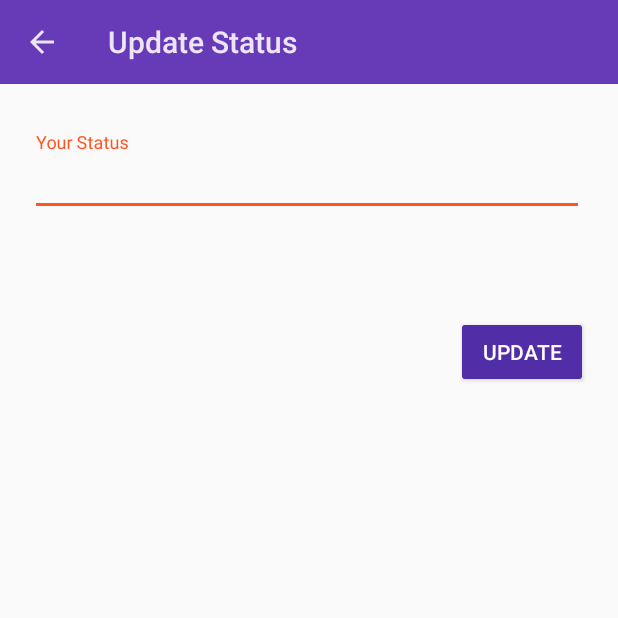
After one commit to emonmeena/lapit, an Android app: the StatusActivity screen opened directly, with no data from a screen before it, on a phone screen of 412 x 824 dp, the top half of it. The commit adds this screen. Run offline under Robolectric (Android 15) with nearby library versions, the phone set to English and light mode, and no system bars; our stand-ins replace Firebase (no records; nobody signed in at launch, a user with empty details on screens opened directly).

Commit message:
Add a Change status feature

```diff
--- a/app/src/main/java/com/example/android/lapitchat/RegisterActivity.java
+++ b/app/src/main/java/com/example/android/lapitchat/RegisterActivity.java
@@ -44,7 +44,7 @@ public class RegisterActivity extends AppCompatActivity {
         super.onCreate(savedInstanceState);
         setContentView(R.layout.activity_register);
 
-//        Toolbar Set
+    //  Toolbar Set
         mToolbar = (Toolbar) findViewById(R.id.login_toolbar);
         setSupportActionBar(mToolbar);
         getSupportActionBar().setTitle("Create Account");
--- /dev/null
+++ b/app/src/main/java/com/example/android/lapitchat/StatusActivity.java
@@ -0,0 +1,90 @@
+package com.example.android.lapitchat;
+
+import androidx.annotation.NonNull;
+import androidx.appcompat.app.AppCompatActivity;
+import androidx.appcompat.widget.Toolbar;
+
+import android.app.ProgressDialog;
+import android.content.Intent;
+import android.os.Bundle;
+import android.view.View;
+import android.widget.Button;
+
+import com.google.android.gms.tasks.OnCompleteListener;
+import com.google.android.gms.tasks.Task;
+import com.google.android.material.textfield.TextInputEditText;
+import com.google.firebase.auth.FirebaseAuth;
+import com.google.firebase.auth.FirebaseUser;
+import com.google.firebase.database.DatabaseReference;
+import com.google.firebase.database.FirebaseDatabase;
+
+public class StatusActivity extends AppCompatActivity {
+
+    //Progress Dialog
+    private ProgressDialog mStatusProgress;
+
+    //Get Toolbar
+    private androidx.appcompat.widget.Toolbar mToolbar;
+
+    //Button
+    private Button mUpdateStatus;
+    private TextInputEditText newStatus;
+
+    //FirebaseDatabase
+    private DatabaseReference mDatabase;
+
+    @Override
+    protected void onCreate(Bundle savedInstanceState) {
+        super.onCreate(savedInstanceState);
+        setContentView(R.layout.activity_status);
+
+        //Set Toolbar
+        mToolbar = (Toolbar) findViewById(R.id.settings_toolbar);
+        setSupportActionBar(mToolbar);
+        getSupportActionBar().setTitle("Update Status");
+        getSupportActionBar().setDisplayHomeAsUpEnabled(true);
+
+        String status_value = getIntent().getStringExtra("status_value");   //Receives existing status. Here "status_value  is key
+
+        //Declare Progress
+        mStatusProgress = new ProgressDialog(this);
+
+        mUpdateStatus = (Button) findViewById(R.id.status_update_btn);
+        newStatus = (TextInputEditText) findViewById(R.id.status_input);
+
+        newStatus.setText(status_value);
+
+        //FirebaseDatabase and current_user
+        FirebaseUser current_user = FirebaseAuth.getInstance().getCurrentUser();
+        String uid = current_user.getUid();
+        mDatabase = FirebaseDatabase.getInstance().getReference().child("Users").child(uid).child("status");
+
+        //Event Listener on Button
+        mUpdateStatus.setOnClickListener(new View.OnClickListener() {
+            @Override
+            public void onClick(View v) {
+                String updatedStatus = newStatus.getText().toString();
+
+                mStatusProgress.setTitle("Updating Status");
+                mStatusProgress.setMessage("Please wait while we change your status");
+                mStatusProgress.setCanceledOnTouchOutside(false);
+                mStatusProgress.show();
+
+                mDatabase.setValue(updatedStatus).addOnCompleteListener(new OnCompleteListener<Void>() {
+                    @Override
+                    public void onComplete(@NonNull Task<Void> task) {
+                        if(task.isSuccessful()){
+                            mStatusProgress.dismiss();
+
+                            Intent status_changed = new Intent(StatusActivity.this, SettingsActivity.class);
+                            status_changed.addFlags(Intent.FLAG_ACTIVITY_NEW_TASK | Intent.FLAG_ACTIVITY_CLEAR_TASK);
+                            startActivity(status_changed);
+                            finish();
+                        }
+                    }
+                });
+            }
+        });
+
+    }
+}
--- a/app/src/main/res/layout/activity_settings.xml
+++ b/app/src/main/res/layout/activity_settings.xml
@@ -47,7 +47,7 @@
         android:text="@string/hi_there_i_m_using_lapit_chat_app"
         android:textAlignment="center"
         android:textColor="@android:color/white"
-        android:textSize="24sp"
+        android:textSize="18sp"
         app:layout_constraintEnd_toEndOf="parent"
         app:layout_constraintStart_toStartOf="parent"
         app:layout_constraintTop_toBottomOf="@+id/settings_display_name" />
@@ -59,7 +59,7 @@
         android:layout_marginStart="116dp"
         android:layout_marginTop="112dp"
         android:layout_marginEnd="110dp"
-        android:text="@string/change_image"
+        android:text="@string/new_profile_picture"
         android:textColor="@color/colorPrimaryDark"
         app:layout_constraintEnd_toEndOf="parent"
         app:layout_constraintStart_toStartOf="parent"
--- /dev/null
+++ b/app/src/main/res/layout/activity_status.xml
@@ -0,0 +1,50 @@
+<?xml version="1.0" encoding="utf-8"?>
+<androidx.constraintlayout.widget.ConstraintLayout xmlns:android="http://schemas.android.com/apk/res/android"
+    xmlns:app="http://schemas.android.com/apk/res-auto"
+    xmlns:tools="http://schemas.android.com/tools"
+    android:layout_width="match_parent"
+    android:layout_height="match_parent"
+    tools:context=".StatusActivity">
+
+    <include
+        android:id="@+id/settings_toolbar"
+        layout="@layout/app_bar_layout" />
+
+    <com.google.android.material.textfield.TextInputLayout
+        android:id="@+id/textInputLayout"
+        android:layout_width="409dp"
+        android:layout_height="wrap_content"
+        android:layout_marginTop="32dp"
+        app:layout_constraintEnd_toEndOf="parent"
+        app:layout_constraintHorizontal_bias="0.0"
+        app:layout_constraintStart_toStartOf="parent"
+        app:layout_constraintTop_toBottomOf="@+id/settings_toolbar">
+
+        <com.google.android.material.textfield.TextInputEditText
+            android:id="@+id/status_input"
+            android:layout_width="match_parent"
+            android:layout_height="wrap_content"
+            android:layout_marginStart="20dp"
+            android:layout_marginEnd="20dp"
+            android:hint="@string/your_status" />
+    </com.google.android.material.textfield.TextInputLayout>
+
+    <Button
+        android:id="@+id/status_update_btn"
+        android:layout_width="wrap_content"
+        android:layout_height="wrap_content"
+        android:layout_marginStart="303dp"
+        android:layout_marginTop="20dp"
+        android:layout_marginEnd="20dp"
+        android:layout_marginBottom="519dp"
+        android:backgroundTint="@color/colorPrimaryDark"
+        android:text="@string/common_google_play_services_update_button"
+        android:textColor="@android:color/white"
+        app:layout_constraintBottom_toBottomOf="parent"
+        app:layout_constraintEnd_toEndOf="parent"
+        app:layout_constraintHorizontal_bias="1.0"
+        app:layout_constraintStart_toStartOf="parent"
+        app:layout_constraintTop_toBottomOf="@+id/textInputLayout" />
+
+
+</androidx.constraintlayout.widget.ConstraintLayout>
--- a/app/src/main/res/values/strings.xml
+++ b/app/src/main/res/values/strings.xml
@@ -27,4 +27,10 @@
     <string name="change_image">Change Image</string>
     <string name="hi_there_i_m_using_lapit_chat_app">Hi there I\'m using Lapit Chat App</string>
     <string name="display_name">Display Name</string>
+    <string name="new_status">New Status</string>
+    <string name="create_new_satus">Create New Satus</string>
+    <string name="create_new_status">Create New Status</string>
+    <string name="update_profile">Update Profile</string>
+    <string name="new_profile_picture">New Profile Picture</string>
+    <string name="your_status">Your Status</string>
 </resources>
```
Also changed, not shown: app/src/main/AndroidManifest.xml (+5 -2 lines), app/src/main/java/com/example/android/lapitchat/SettingsActivity.java (+23 -0 lines).
